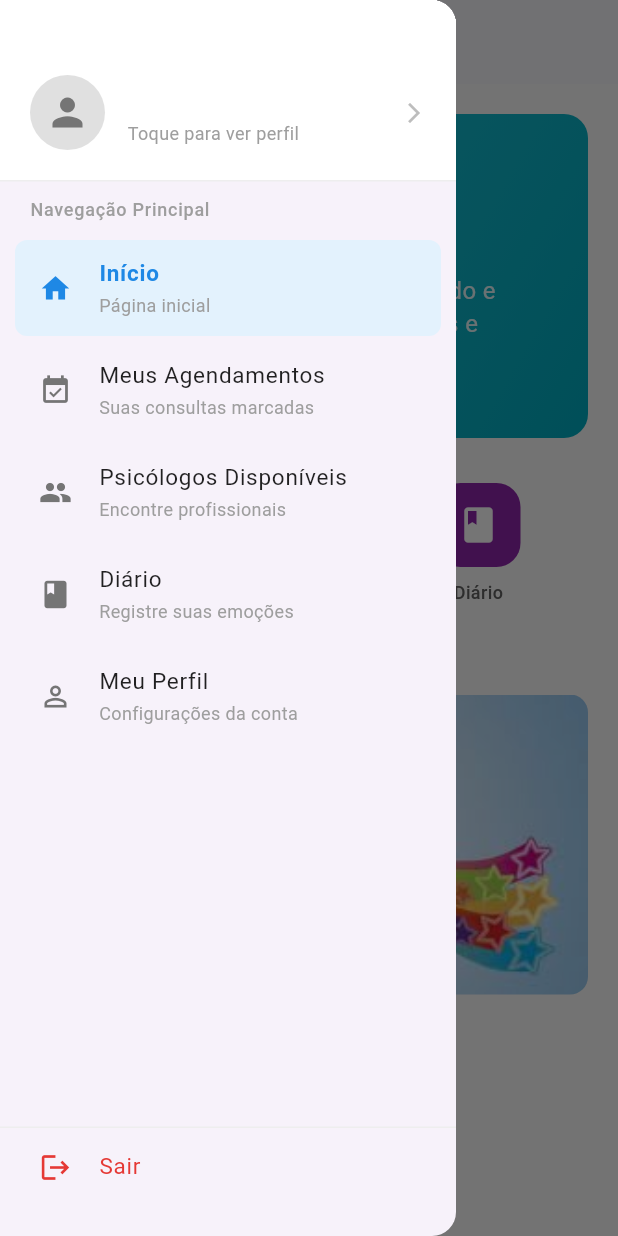
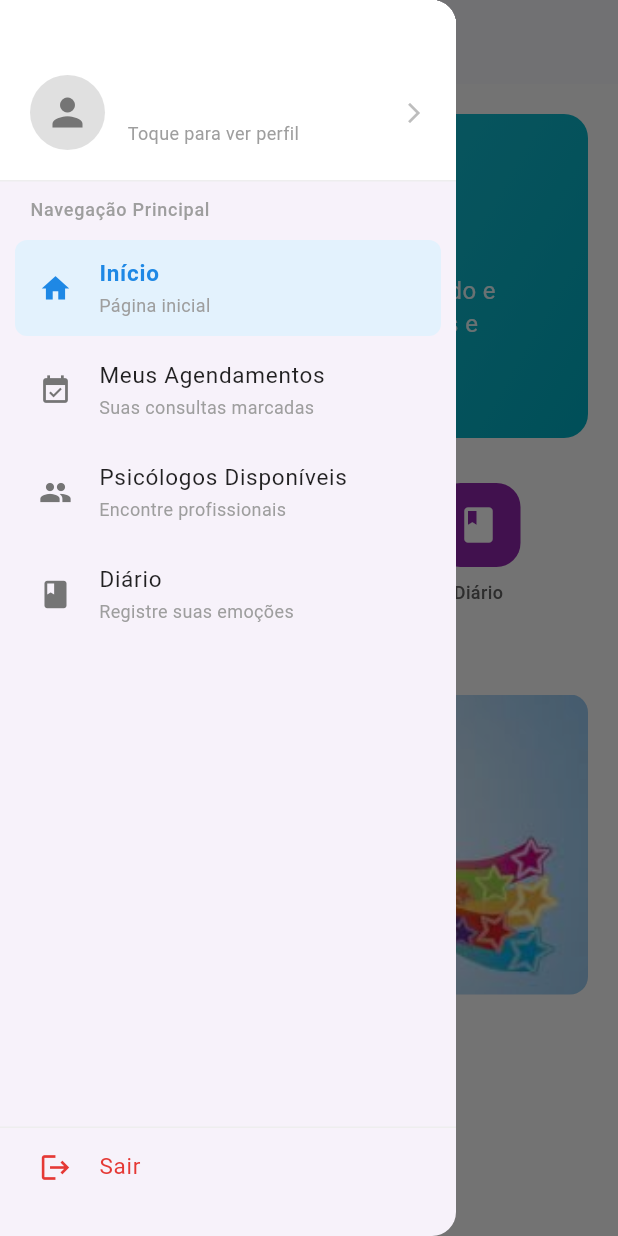
Before and after one commit to Matheussandrade22/psy, a Flutter app: the HomeScreen screen opened by its route, with the side drawer open, on a phone screen of 412 x 824 dp. Run offline on Flutter 3.47's test engine with Material 3 defaults, Android fonts, the phone set to English and light mode, and no system bars; accounts and stored records are empty; network calls fail.

Commit message:
Remoção de Meu Perfil

```diff
--- a/lib/screens/inicio/home_screen.dart
+++ b/lib/screens/inicio/home_screen.dart
@@ -355,19 +355,8 @@ class _HomeScreenState extends State<HomeScreen> {
             },
           ),
 
-          // NOVO: Item do perfil no menu também
-          _buildDrawerItem(
-            icon: Icons.person_outline,
-            title: 'Meu Perfil',
-            subtitle: 'Configurações da conta',
-            onTap: () {
-              Navigator.pop(context);
-              Navigator.pushNamed(context, '/perfil-usuario');
-            },
-          ),
-
           // Spacer para empurrar o "Sair" para baixo
-          Spacer(),
+          const Spacer(),
 
           // Divisor antes do "Sair"
           Divider(height: 1, color: Colors.grey[200]),
```
